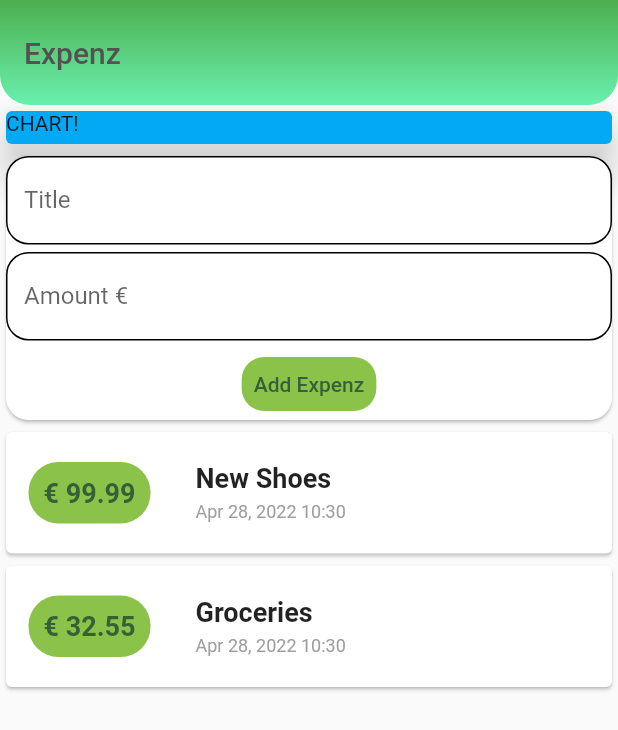
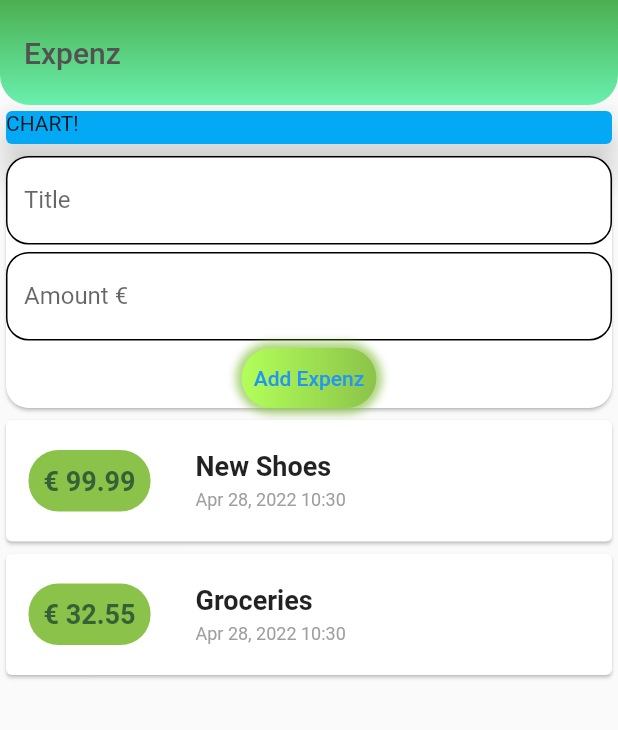
Before and after one commit to mmarolin/expenz-flutter, a Flutter app: the screen it shows after launch, after a tap on "Add Expenz", on a phone screen of 412 x 824 dp. Shown: the top 730 px of the screen. Run offline on Flutter 3.47's test engine with Material 2 defaults, Android fonts, the phone set to English and light mode, and no system bars.

```diff
--- a/lib/main.dart
+++ b/lib/main.dart
@@ -36,7 +36,8 @@ class MyHomePage extends StatelessWidget {
                   end: Alignment.topCenter)),
         ),
       ),
-      body: Column(
+      body: SingleChildScrollView(
+        child: Column(
           mainAxisAlignment: MainAxisAlignment.start,
           crossAxisAlignment: CrossAxisAlignment.stretch,
           children: <Widget>[
@@ -54,6 +55,7 @@ class MyHomePage extends StatelessWidget {
             UserTransactions()
           ],
         ),
+      ),
     );
   }
 }
--- a/lib/widgets/new_transaction.dart
+++ b/lib/widgets/new_transaction.dart
@@ -1,6 +1,5 @@
 import 'package:flutter/material.dart';
 import 'package:flutter/services.dart';
-import './user_transactions.dart';
 
 class NewTransaction extends StatelessWidget {
   final titleController = TextEditingController();
@@ -54,22 +53,34 @@ class NewTransaction extends StatelessWidget {
                     )),
               ),
             ),
-            TextButton(
-              child: Text('Add Expenz'),
-              style: ButtonStyle(
-                foregroundColor:
-                    MaterialStateProperty.all(Color.fromARGB(255, 53, 97, 55)),
-                backgroundColor: MaterialStateProperty.all(Colors.lightGreen),
-                shape: MaterialStateProperty.all<RoundedRectangleBorder>(
-                  RoundedRectangleBorder(
-                    borderRadius: BorderRadius.circular(15),
+            Container(
+              height: 40,
+              decoration: BoxDecoration(
+                  gradient: LinearGradient(
+                    colors: [
+                      Colors.lightGreenAccent,
+                      Colors.lightGreen,
+                    ],
+                    begin: Alignment.centerLeft,
+                    end: Alignment.centerRight,
                   ),
-                ),
+                  borderRadius: const BorderRadius.all(
+                    Radius.circular(25),
+                  ),
+                  boxShadow: [
+                    BoxShadow(
+                      color: Colors.lightGreen.withOpacity(0.7),
+                      spreadRadius: 4,
+                      blurRadius: 4,
+                    )
+                  ]),
+              child: TextButton(
+                child: Text('Add Expenz'),
+                onPressed: () {
+                  addTx(titleController.text,
+                      double.parse(amountController.text));
+                },
               ),
-              onPressed: () {
-                addTx(
-                    titleController.text, double.parse(amountController.text));
-              },
             )
           ],
         ),
--- a/lib/widgets/transaction_list.dart
+++ b/lib/widgets/transaction_list.dart
@@ -10,8 +10,10 @@ class TransactionList extends StatelessWidget {
 
   @override
   Widget build(BuildContext context) {
-    return Column(
-      children: transactions.map((tx) {
+    return Container(
+      height: 404,
+      child: ListView.builder(
+        itemBuilder: (context, index) {
           return Card(
             child: Row(
               children: <Widget>[
@@ -25,7 +27,7 @@ class TransactionList extends StatelessWidget {
                     color: Colors.lightGreen,
                   ),
                   padding: EdgeInsets.all(10),
-              child: Text('€ ${tx.amount}',
+                  child: Text('€ ${transactions[index].amount}',
                       style: TextStyle(
                         fontWeight: FontWeight.bold,
                         fontSize: 18,
@@ -37,13 +39,16 @@ class TransactionList extends StatelessWidget {
                   crossAxisAlignment: CrossAxisAlignment.start,
                   children: <Widget>[
                     Container(
-                  child: Text(tx.title,
-                      style:
-                          TextStyle(fontSize: 18, fontWeight: FontWeight.bold)),
+                      child: Text(transactions[index].title,
+                          style: TextStyle(
+                              fontSize: 18, fontWeight: FontWeight.bold)),
                       margin: EdgeInsets.only(left: 15, bottom: 5),
                     ),
                     Container(
-                  child: Text(DateFormat.yMMMd().add_Hm().format(tx.date),
+                      child: Text(
+                          DateFormat.yMMMd()
+                              .add_Hm()
+                              .format(transactions[index].date),
                           style: TextStyle(
                             color: Colors.grey,
                             fontSize: 12,
@@ -53,8 +58,11 @@ class TransactionList extends StatelessWidget {
                   ],
                 )
               ],
-        ));
-      }).toList(),
+            ),
+          );
+        },
+        itemCount: transactions.length,
+      ),
     );
   }
 }
```
Lines whose indentation alone changed are shown as unchanged.
